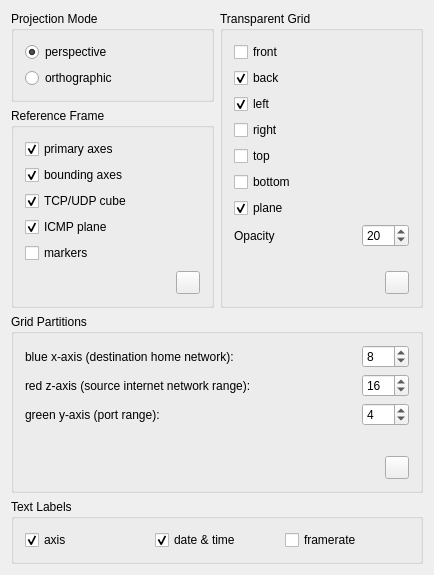
yestinj/inetvis, file src/referenceframesettingsdialog.ui: the form before one commit.
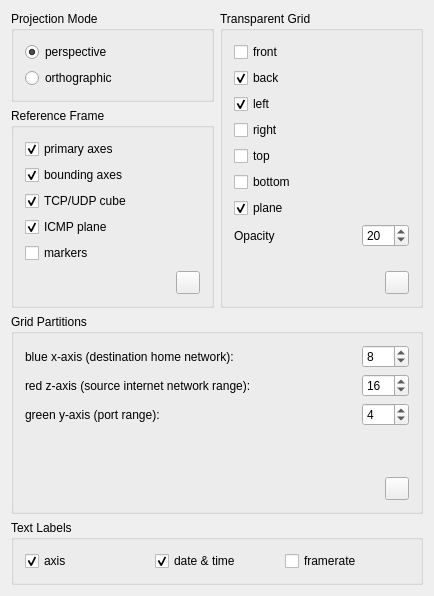
The form after the commit. Icons and pictures are not drawn.

Commit message: Updated, saved, reformated reference frame settings dialog, fixed icon resources.

```diff
--- a/src/referenceframesettingsdialog.ui
+++ b/src/referenceframesettingsdialog.ui
@@ -10,13 +10,11 @@
         <x>0</x>
         <y>0</y>
         <width>434</width>
-        <height>575</height>
+    <height>596</height>
       </rect>
     </property>
     <property name="sizePolicy">
-      <sizepolicy>
-        <hsizetype>1</hsizetype>
-        <vsizetype>1</vsizetype>
+   <sizepolicy hsizetype="Minimum" vsizetype="Minimum">
         <horstretch>0</horstretch>
         <verstretch>0</verstretch>
       </sizepolicy>
@@ -499,9 +497,7 @@
       <item>
         <widget class="QGroupBox" name="partitionsGroupBox">
           <property name="sizePolicy">
-            <sizepolicy>
-              <hsizetype>1</hsizetype>
-              <vsizetype>1</vsizetype>
+      <sizepolicy hsizetype="Minimum" vsizetype="Minimum">
               <horstretch>0</horstretch>
               <verstretch>0</verstretch>
             </sizepolicy>
@@ -723,9 +719,7 @@
       <item>
         <widget class="QGroupBox" name="textLabelsGroupBox">
           <property name="sizePolicy">
-            <sizepolicy>
-              <hsizetype>1</hsizetype>
-              <vsizetype>1</vsizetype>
+      <sizepolicy hsizetype="Minimum" vsizetype="Minimum">
               <horstretch>0</horstretch>
               <verstretch>0</verstretch>
             </sizepolicy>
```
Left out of the diff: 574 changed lines with no effect on the pictures. Lines whose indentation alone changed are shown as unchanged.
